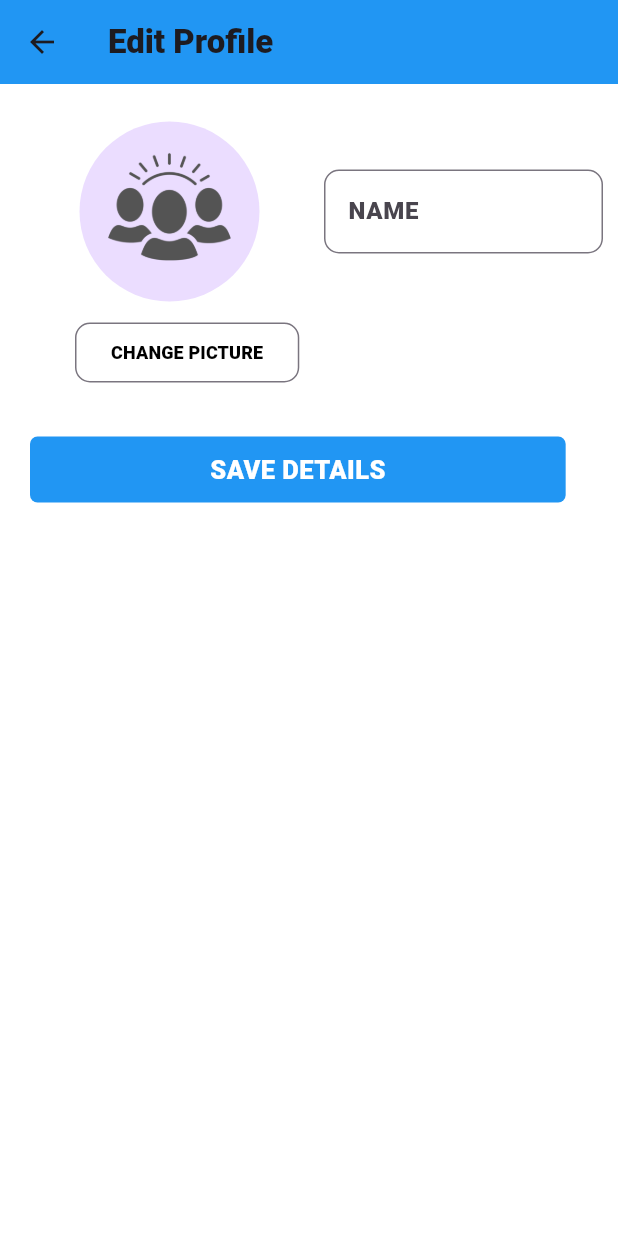
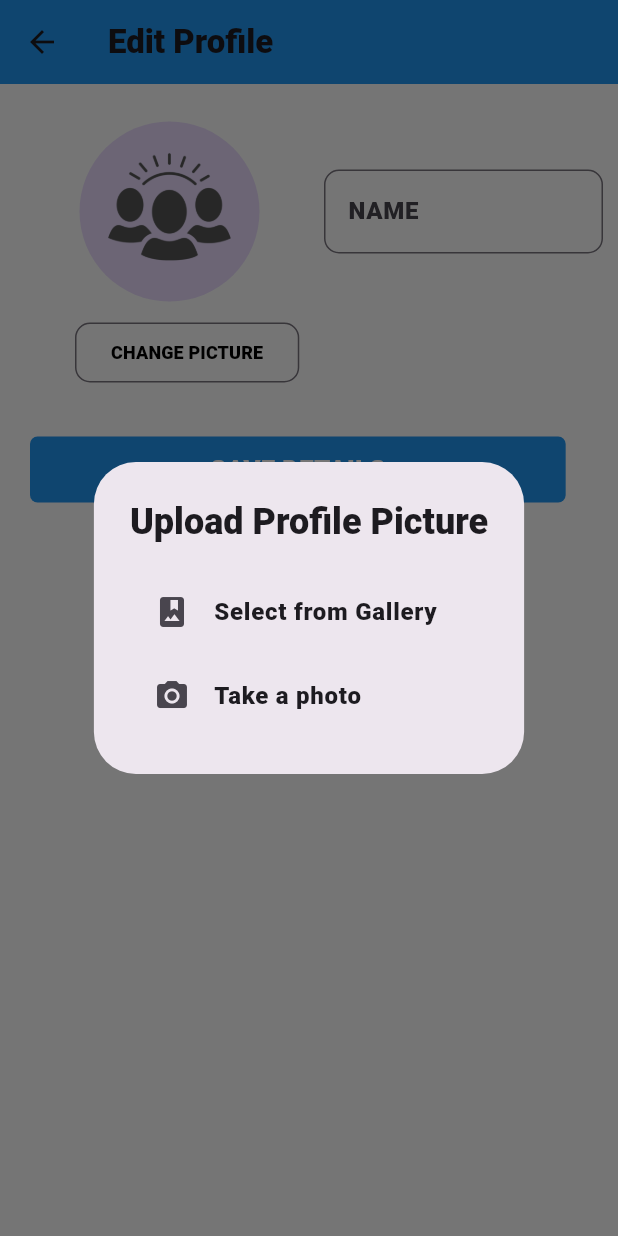
Before and after one commit to Ayush0316/ngo-app, a Flutter app: the profile_user screen opened directly, after a tap on "CHANGE PICTURE", on a phone screen of 412 x 824 dp. Run offline on Flutter 3.47's test engine with Material 2 defaults, Android fonts, the phone set to English and light mode, and no system bars; drawn by our look-alikes of flutter_form_builder; our stand-ins replace carousel_slider, cloud_firestore, firebase_auth, firebase_core, firebase_storage, form_builder_validators and 5 more; missing offline and left inert: adaptive_layout, autocomplete_textfield, form_builder_phone_field; accounts and stored records are empty; Roboto replaces fonts that are missing (Roboto-Black).

Commit message:
changes with errors

```diff
--- a/ngo_app/lib/screens/Account/edit_profile.dart
+++ b/ngo_app/lib/screens/Account/edit_profile.dart
@@ -1,5 +1,9 @@
+import 'dart:io';
+
 import "package:flutter/material.dart";
 import 'package:flutter_form_builder/flutter_form_builder.dart';
+import 'package:image_cropper/image_cropper.dart';
+import 'package:image_picker/image_picker.dart';
 import 'package:ngo_app/modals/user.dart';
 import 'package:ngo_app/services/UserProvider.dart';
 import 'package:ngo_app/services/database.dart';
@@ -16,6 +20,60 @@ class _profile_userState extends State<profile_user> {
   GlobalKey<ScaffoldState> _key = GlobalKey();
   bool isHomePageSelected = true;
   String status = " ";
+
+  File? imageFile;
+
+  void selectImage(ImageSource source) async {
+    XFile? pickedFile = await ImagePicker().pickImage(source: source);
+
+    if (pickedFile != null) {
+      cropImage(pickedFile);
+    }
+  }
+
+  void cropImage(XFile file) async {
+    CroppedFile? croppedImage = await ImageCropper().cropImage(
+        sourcePath: file.path,
+        aspectRatio: CropAspectRatio(ratioX: 1, ratioY: 1),
+        compressQuality: 20);
+
+    if (croppedImage != null) {
+      setState(() {
+        imageFile = File(croppedImage.path);
+      });
+    }
+  }
+
+  void showPhotoOptions() {
+    showDialog(
+        context: context,
+        builder: (context) {
+          return AlertDialog(
+            title: Text("Upload Profile Picture"),
+            content: Column(
+              mainAxisSize: MainAxisSize.min,
+              children: [
+                ListTile(
+                  onTap: () {
+                    Navigator.pop(context);
+                    selectImage(ImageSource.gallery);
+                  },
+                  leading: Icon(Icons.photo_album),
+                  title: Text("Select from Gallery"),
+                ),
+                ListTile(
+                  onTap: () {
+                    Navigator.pop(context);
+                    selectImage(ImageSource.camera);
+                  },
+                  leading: Icon(Icons.camera_alt),
+                  title: Text("Take a photo"),
+                ),
+              ],
+            ),
+          );
+        });
+  }
 
   @override
   Widget build(BuildContext context) {
@@ -53,9 +111,13 @@ class _profile_userState extends State<profile_user> {
                 Expanded(
                   child: CircleAvatar(
                       radius: 60,
+                      backgroundImage:
+                          (imageFile != null) ? FileImage(imageFile!) : null,
                       child: ClipRRect(
                         borderRadius: BorderRadius.circular(50),
-                        child: Image.asset("images/logo.png"),
+                        child: imageFile == null
+                            ? Image.asset("images/logo.png")
+                            : null,
                       )),
                 ),
                 SizedBox(width: 10),
@@ -87,7 +149,9 @@ class _profile_userState extends State<profile_user> {
                   style: OutlinedButton.styleFrom(
                       shape: RoundedRectangleBorder(
                           borderRadius: BorderRadius.all(Radius.circular(10)))),
-                  onPressed: () {},
+                  onPressed: () {
+                    showPhotoOptions();
+                  },
                   child: Text(
                     "CHANGE PICTURE",
                     style: TextStyle(
@@ -103,6 +167,17 @@ class _profile_userState extends State<profile_user> {
             ),
             ElevatedButton(
               onPressed: () async {
+                // trying to upload a img.
+                String? Imgurl;
+                if (imageFile != null) {
+                  Imgurl = await DatabaseService(uid: user?.uid)
+                      .uploadImage(imageFile);
+                }
+
+                data["Imgurl"] = Imgurl;
+                print(Imgurl);
+
+                // username changes
                 data["name"] = myController.text;
                 if (data["type"] == "Ngo") {
                   await DatabaseService(uid: user?.uid).updateNgoData(data);
@@ -112,7 +187,7 @@ class _profile_userState extends State<profile_user> {
                 await Provider.of<Data>(context, listen: false)
                     .updateAccount(user?.uid);
                 setState(() {
-                  status = "Username changed successfully";
+                  status = "Profile changed successfully";
                 });
               },
               child: const Text(
--- a/ngo_app/pubspec.yaml
+++ b/ngo_app/pubspec.yaml
@@ -34,6 +34,7 @@ dependencies:
   webview_flutter_plus: ^0.3.0+2
   firebase_auth: ^4.2.5
   cloud_firestore: ^4.3.1
+  firebase_storage: ^11.0.16
   provider: ^6.0.5
   flutter_form_builder: ^7.7.0
   form_builder_validators: ^8.4.0
@@ -49,6 +50,8 @@ dependencies:
   toggle_switch: ^2.0.1
   get: ^4.6.5
   intl: ^0.17.0-nullsafety.2
+  image_picker: ^0.8.7
+  image_cropper: ^3.0.1
   # The following adds the Cupertino Icons font to your application.
   # Use with the CupertinoIcons class for iOS style icons.
   cupertino_icons: ^1.0.2
```
Also changed, not shown: ngo_app/pubspec.lock, 2 other files.
